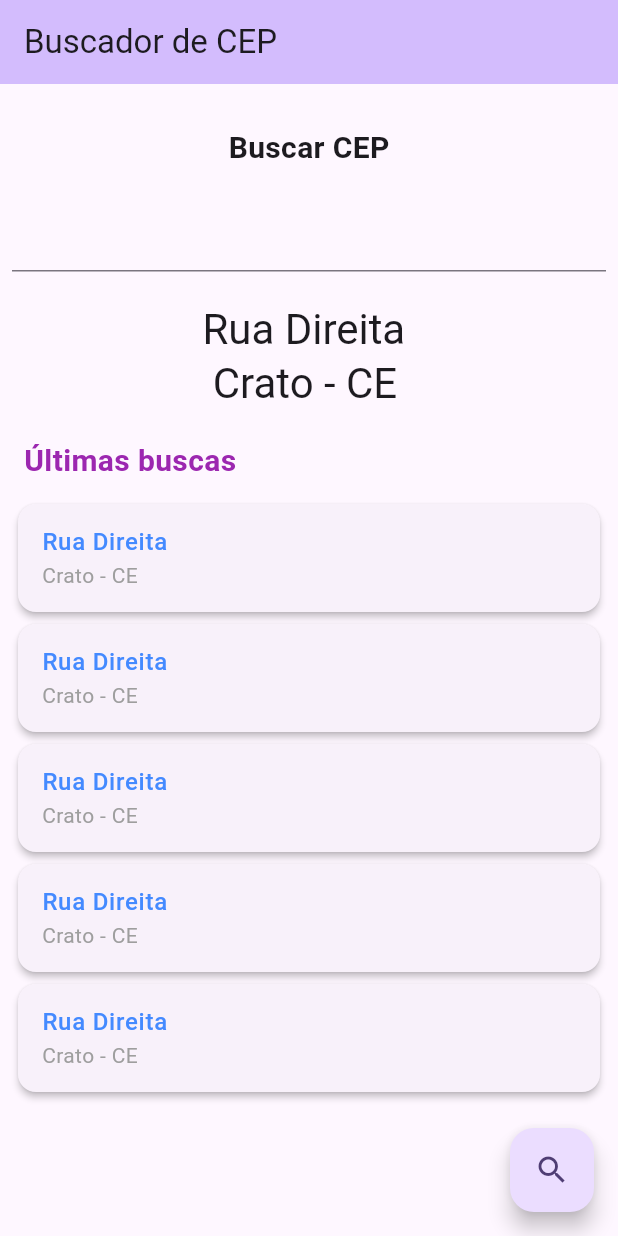
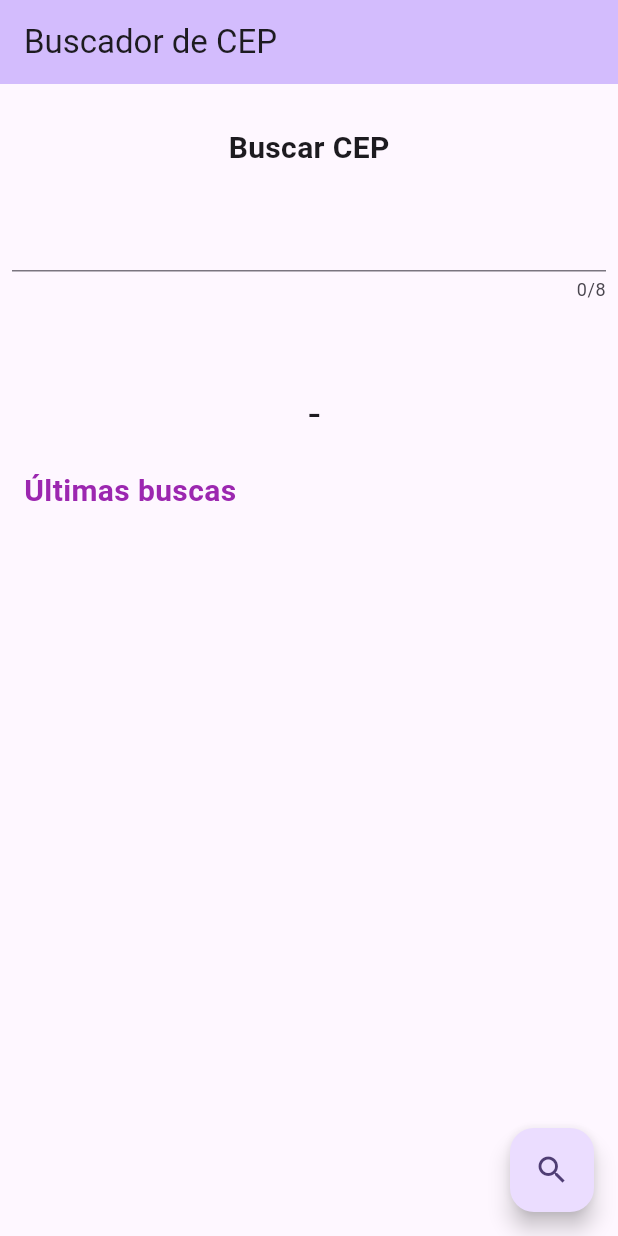
Before and after one commit to Thiagots05/busca_cep, a Flutter app: the screen it shows after launch, on a phone screen of 412 x 824 dp. Run offline on Flutter 3.47's test engine with Material 2 defaults, Android fonts, the phone set to English and light mode, and no system bars.

Commit message:
[main] Criada consulta via http, exibição de últimas buscas e ajustes de layout

```diff
--- a/lib/main.dart
+++ b/lib/main.dart
@@ -1,4 +1,7 @@
+import 'dart:convert';
+
 import 'package:flutter/material.dart';
+import 'package:http/http.dart' as http;
 
 void main() {
   runApp(const MyApp());
@@ -11,7 +14,6 @@ class MyApp extends StatelessWidget {
   @override
   Widget build(BuildContext context) {
     return MaterialApp(
-      title: 'Flutter Demo',
       theme: ThemeData(
 
         colorScheme: ColorScheme.fromSeed(seedColor: Colors.deepPurple),
@@ -33,14 +35,17 @@ class MyHomePage extends StatefulWidget {
 }
 
 class _MyHomePageState extends State<MyHomePage> {
-
+    var cepController = TextEditingController();
+    List listaConsultas = [];
+    var rua = '';
+    var cidade = '';
+    var uf = '';
 
 
 
   @override
   Widget build(BuildContext context) {
-    var cepController = TextEditingController();
-    List listaConsultas = [1,2,3,4,5];
+
     return Scaffold(
       appBar: AppBar(
 
@@ -64,17 +69,21 @@ class _MyHomePageState extends State<MyHomePage> {
                 ),
               ),
               TextField(
-
+                maxLength: 8,
                 controller: cepController,
                 keyboardType: TextInputType.number,
 
               ),
 
               const SizedBox(height: 20),
-              Text(
-                'Rua Direita \n Crato - CE',
-                style: Theme.of(context).textTheme.headlineMedium,
+              Wrap(
+                children: [
+                  Text(
+                    '$rua \n $cidade - $uf',
+                    style: Theme.of(context).textTheme.headlineMedium,
 
+                  ),
+                ],
               ),
               const Padding(
                               padding: EdgeInsets.fromLTRB(8,20,0,10),
@@ -95,14 +104,14 @@ class _MyHomePageState extends State<MyHomePage> {
 
                               elevation: 2,
                               child: ListTile(
-                              title: const Row(
+                              title:  Row(
                                 mainAxisAlignment: MainAxisAlignment.spaceBetween,
                                 children: [
-                                  Text('Rua Direita', style:  TextStyle(fontSize: 16, fontWeight: FontWeight.w500, color: Colors.blueAccent),),
+                                  Text(e['rua'], style:  const TextStyle(fontSize: 16, fontWeight: FontWeight.w500, color: Colors.blueAccent),),
 
                                 ],
                               ),
-                              subtitle: const Text('Crato - CE', style: const TextStyle(color: Colors.grey),),
+                              subtitle: Text('${e['cidade']} - ${e['uf']}', style: const TextStyle(color: Colors.grey),),
                               onTap: () {
                                 Navigator.pop(context);
                               },
@@ -116,7 +125,25 @@ class _MyHomePageState extends State<MyHomePage> {
         ),
       ),
       floatingActionButton: FloatingActionButton(
-        onPressed: (){},
+        onPressed: ()async{
+          var result = await  http.get(Uri.parse("https://viacep.com.br/ws/${cepController.text}/json/"));
+          var resultMap = jsonDecode(result.body);
+          setState(() {
+          rua = resultMap['logradouro'].toString();
+          cidade = resultMap['localidade'].toString();
+          uf = resultMap['uf'].toString();
+
+
+          Map dadosCep = {
+            'cep':cepController.text,
+            'rua':rua,
+            'cidade': cidade,
+            'uf':uf,
+          };
+          listaConsultas.add(dadosCep);
+          });
+          print(listaConsultas);
+        },
         tooltip: 'Increment',
         child: const Icon(Icons.search),
       ),
```
